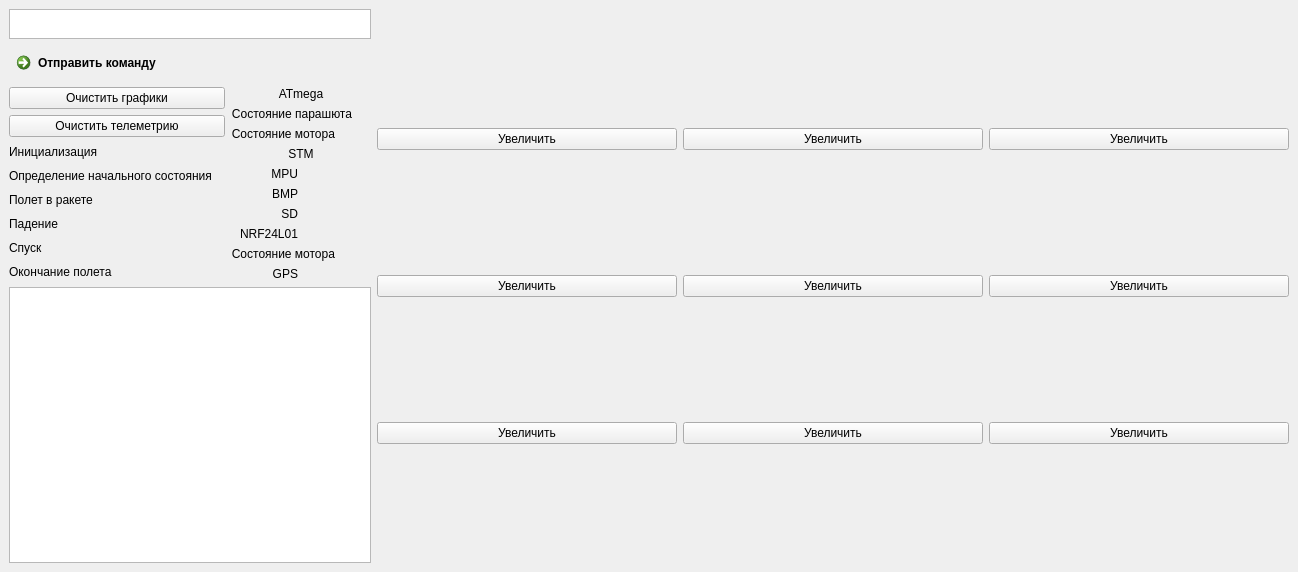
Unica-RocketSpace/CanSat_20I9, file ground/unisat-gcs/src/unisat_gcs/server/gcs_ui.ui: the form before one commit.
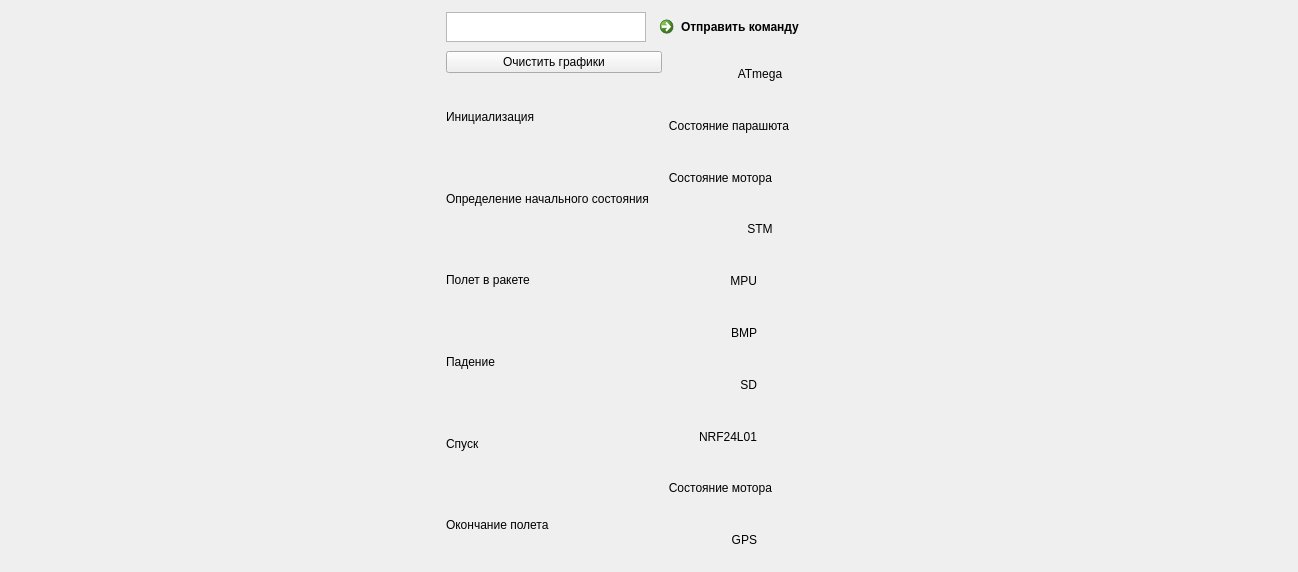
The form after the commit.

Diff of the .ui file:
```diff
--- a/ground/unisat-gcs/src/unisat_gcs/server/gcs_ui.ui
+++ b/ground/unisat-gcs/src/unisat_gcs/server/gcs_ui.ui
@@ -20,28 +20,44 @@
    <layout class="QHBoxLayout" name="horizontalLayout_2">
     <item>
      <layout class="QVBoxLayout" name="verticalLayout_3">
+      <property name="spacing">
+       <number>6</number>
+      </property>
       <property name="sizeConstraint">
-       <enum>QLayout::SetDefaultConstraint</enum>
+       <enum>QLayout::SetFixedSize</enum>
       </property>
       <item>
-       <widget class="QTextBrowser" name="textBrowser">
-        <property name="maximumSize">
-         <size>
-          <width>430</width>
-          <height>30</height>
-         </size>
-        </property>
-        <property name="readOnly">
-         <bool>false</bool>
-        </property>
-       </widget>
-      </item>
-      <item>
-       <widget class="QCommandLinkButton" name="commandLinkButton">
-        <property name="text">
-         <string>Отправить команду</string>
-        </property>
-       </widget>
+       <layout class="QHBoxLayout" name="horizontalLayout_3">
+        <item>
+         <widget class="QTextBrowser" name="textBrowser">
+          <property name="enabled">
+           <bool>true</bool>
+          </property>
+          <property name="maximumSize">
+           <size>
+            <width>200</width>
+            <height>30</height>
+           </size>
+          </property>
+          <property name="readOnly">
+           <bool>false</bool>
+          </property>
+         </widget>
+        </item>
+        <item>
+         <widget class="QCommandLinkButton" name="commandLinkButton">
+          <property name="maximumSize">
+           <size>
+            <width>200</width>
+            <height>60</height>
+           </size>
+          </property>
+          <property name="text">
+           <string>Отправить команду</string>
+          </property>
+         </widget>
+        </item>
+       </layout>
       </item>
       <item>
        <layout class="QHBoxLayout" name="horizontalLayout" stretch="0,0">
@@ -50,6 +66,9 @@
         </property>
         <item>
          <layout class="QVBoxLayout" name="verticalLayout_2">
+          <property name="sizeConstraint">
+           <enum>QLayout::SetFixedSize</enum>
+          </property>
           <item>
            <widget class="QPushButton" name="pushButton_3">
             <property name="maximumSize">
@@ -63,23 +82,16 @@
             </property>
            </widget>
           </item>
-          <item>
-           <widget class="QPushButton" name="pushButton">
-            <property name="maximumSize">
-             <size>
-              <width>16777215</width>
-              <height>16777215</height>
-             </size>
-            </property>
-            <property name="text">
-             <string>Очистить телеметрию</string>
-            </property>
-           </widget>
-          </item>
           <item>
            <layout class="QHBoxLayout" name="horizontalLayout_9">
             <item>
              <widget class="QLabel" name="label_6">
+              <property name="maximumSize">
+               <size>
+                <width>220</width>
+                <height>30</height>
+               </size>
+              </property>
               <property name="text">
                <string>Инициализация</string>
               </property>
@@ -384,20 +396,7 @@
        </layout>
       </item>
       <item>
-       <widget class="QTextBrowser" name="textBrowser_2">
-        <property name="sizePolicy">
-         <sizepolicy hsizetype="Minimum" vsizetype="Expanding">
-          <horstretch>0</horstretch>
-          <verstretch>0</verstretch>
-         </sizepolicy>
-        </property>
-        <property name="maximumSize">
-         <size>
-          <width>16777215</width>
-          <height>16777215</height>
-         </size>
-        </property>
-       </widget>
+       <layout class="QGridLayout" name="gridLayou_telem"/>
       </item>
      </layout>
     </item>
@@ -413,111 +412,12 @@
         </property>
        </layout>
       </item>
-      <item>
-       <layout class="QHBoxLayout" name="horizontalLayout_3">
-        <item>
-         <widget class="QPushButton" name="pushButton_13">
-          <property name="sizePolicy">
-           <sizepolicy hsizetype="Maximum" vsizetype="Fixed">
-            <horstretch>0</horstretch>
-            <verstretch>0</verstretch>
-           </sizepolicy>
-          </property>
-          <property name="minimumSize">
-           <size>
-            <width>300</width>
-            <height>0</height>
-           </size>
-          </property>
-          <property name="text">
-           <string>Увеличить</string>
-          </property>
-         </widget>
-        </item>
-        <item>
-         <widget class="QPushButton" name="pushButton_14">
-          <property name="minimumSize">
-           <size>
-            <width>300</width>
-            <height>0</height>
-           </size>
-          </property>
-          <property name="text">
-           <string>Увеличить</string>
-          </property>
-         </widget>
-        </item>
-        <item>
-         <widget class="QPushButton" name="pushButton_12">
-          <property name="minimumSize">
-           <size>
-            <width>300</width>
-            <height>0</height>
-           </size>
-          </property>
-          <property name="text">
-           <string>Увеличить</string>
-          </property>
-         </widget>
-        </item>
-       </layout>
-      </item>
       <item>
        <layout class="QGridLayout" name="middle"/>
       </item>
-      <item>
-       <layout class="QHBoxLayout" name="horizontalLayout_4">
-        <item>
-         <widget class="QPushButton" name="pushButton_6">
-          <property name="text">
-           <string>Увеличить</string>
-          </property>
-         </widget>
-        </item>
-        <item>
-         <widget class="QPushButton" name="pushButton_7">
-          <property name="text">
-           <string>Увеличить</string>
-          </property>
-         </widget>
-        </item>
-        <item>
-         <widget class="QPushButton" name="pushButton_5">
-          <property name="text">
-           <string>Увеличить</string>
-          </property>
-         </widget>
-        </item>
-       </layout>
-      </item>
       <item>
        <layout class="QGridLayout" name="down"/>
       </item>
-      <item>
-       <layout class="QHBoxLayout" name="horizontalLayout_5">
-        <item>
-         <widget class="QPushButton" name="pushButton_8">
-          <property name="text">
-           <string>Увеличить</string>
-          </property>
-         </widget>
-        </item>
-        <item>
-         <widget class="QPushButton" name="pushButton_9">
-          <property name="text">
-           <string>Увеличить</string>
-          </property>
-         </widget>
-        </item>
-        <item>
-         <widget class="QPushButton" name="pushButton_10">
-          <property name="text">
-           <string>Увеличить</string>
-          </property>
-         </widget>
-        </item>
-       </layout>
-      </item>
      </layout>
     </item>
     <item>
```
Left out of the diff: 9 changed lines with no effect on the pictures.
